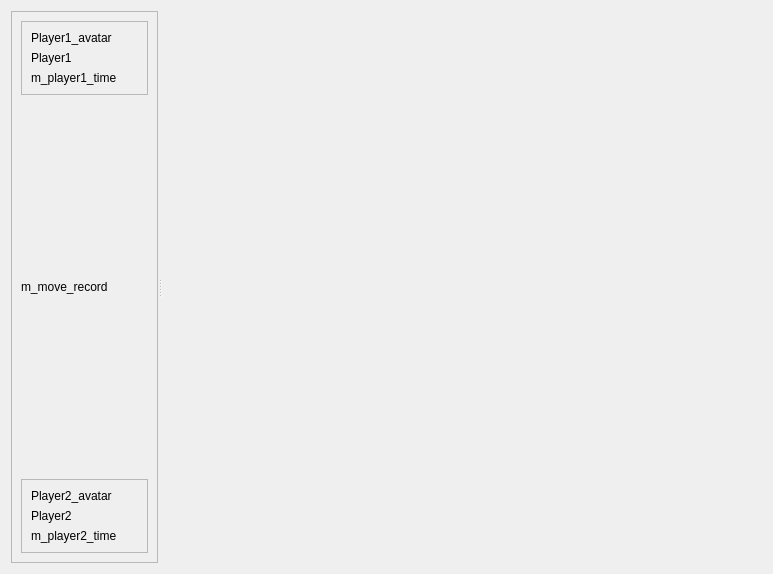
Before: the Qt Designer form gui/chess.ui in Texas-C/RetroChess, drawn with Qt 5.
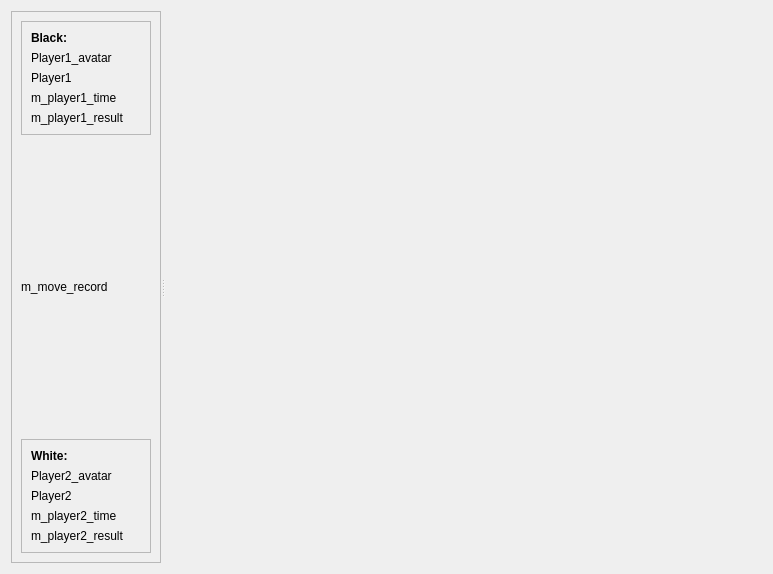
After: the same form once the commit is applied.

Commit message: Added result judge & doc update

```diff
--- a/gui/chess.ui
+++ b/gui/chess.ui
@@ -66,14 +66,14 @@
           <enum>QFrame::Raised</enum>
          </property>
          <layout class="QGridLayout" name="gridLayout_3">
-          <item row="2" column="0">
-           <widget class="QLabel" name="m_player2_name">
+          <item row="5" column="0">
+           <widget class="QLabel" name="m_player2_result">
             <property name="text">
-             <string>Player2</string>
+             <string>m_player2_result</string>
             </property>
            </widget>
           </item>
-          <item row="1" column="0" colspan="2">
+          <item row="2" column="0" colspan="2">
            <widget class="QLabel" name="m_player2_avatar">
             <property name="text">
              <string>Player2_avatar</string>
@@ -81,12 +81,32 @@
            </widget>
           </item>
           <item row="3" column="0">
+           <widget class="QLabel" name="m_player2_name">
+            <property name="text">
+             <string>Player2</string>
+            </property>
+           </widget>
+          </item>
+          <item row="4" column="0">
            <widget class="QLabel" name="m_player2_time">
             <property name="text">
              <string>m_player2_time</string>
             </property>
            </widget>
           </item>
+          <item row="1" column="0">
+           <widget class="QLabel" name="m_white_title">
+            <property name="font">
+             <font>
+              <weight>75</weight>
+              <bold>true</bold>
+             </font>
+            </property>
+            <property name="text">
+             <string>White:</string>
+            </property>
+           </widget>
+          </item>
          </layout>
         </widget>
        </item>
@@ -99,27 +119,47 @@
           <enum>QFrame::Raised</enum>
          </property>
          <layout class="QGridLayout" name="gridLayout_2">
-          <item row="1" column="0">
+          <item row="2" column="0">
            <widget class="QLabel" name="m_player1_name">
             <property name="text">
              <string>Player1</string>
             </property>
            </widget>
           </item>
-          <item row="0" column="0" colspan="2">
-           <widget class="QLabel" name="m_player1_avatar">
-            <property name="text">
-             <string>Player1_avatar</string>
-            </property>
-           </widget>
-          </item>
-          <item row="2" column="0">
+          <item row="3" column="0">
            <widget class="QLabel" name="m_player1_time">
             <property name="text">
              <string>m_player1_time</string>
             </property>
            </widget>
           </item>
+          <item row="4" column="0">
+           <widget class="QLabel" name="m_player1_result">
+            <property name="text">
+             <string>m_player1_result</string>
+            </property>
+           </widget>
+          </item>
+          <item row="1" column="0" colspan="2">
+           <widget class="QLabel" name="m_player1_avatar">
+            <property name="text">
+             <string>Player1_avatar</string>
+            </property>
+           </widget>
+          </item>
+          <item row="0" column="0">
+           <widget class="QLabel" name="m_black_title">
+            <property name="font">
+             <font>
+              <weight>75</weight>
+              <bold>true</bold>
+             </font>
+            </property>
+            <property name="text">
+             <string>Black:</string>
+            </property>
+           </widget>
+          </item>
          </layout>
         </widget>
        </item>
```
The commit also changes 6 other files.
